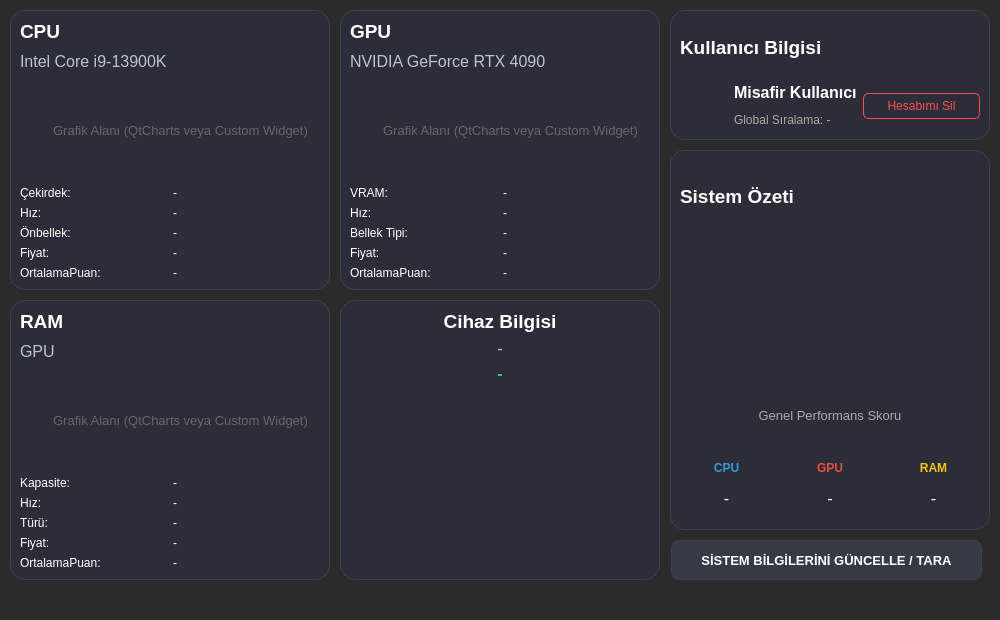
Before: the Qt Designer form Widgets/Anasayfa/anasayfawidget.ui in pSado14/Techbench_, drawn with Qt 5.
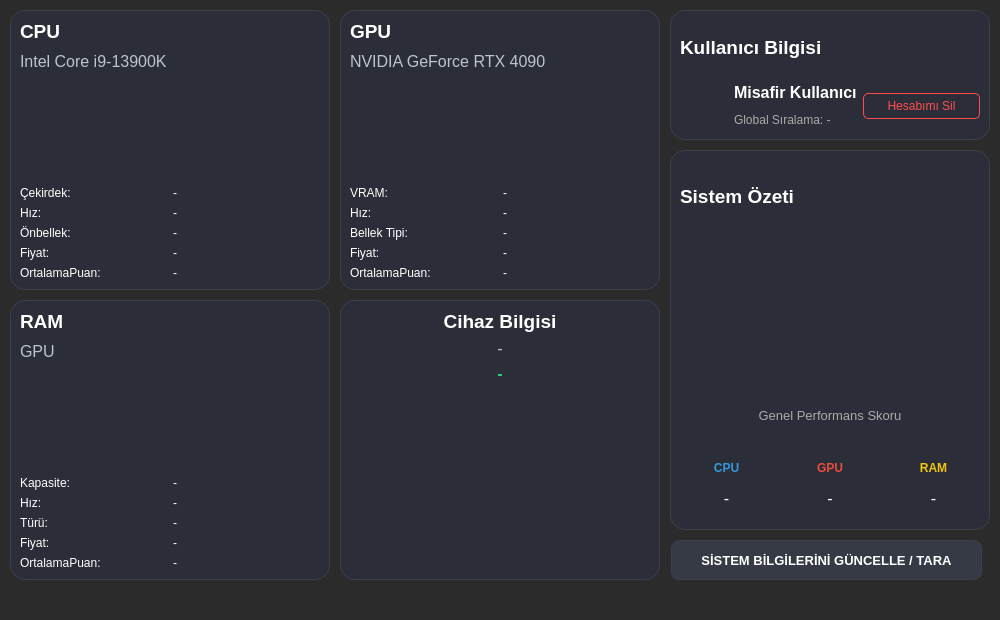
After: the same form once the commit is applied. Icons and pictures are not drawn.

Commit message: ui dosyasındaki gereksiz dosylara silindi

```diff
--- a/Widgets/Anasayfa/anasayfawidget.ui
+++ b/Widgets/Anasayfa/anasayfawidget.ui
@@ -59,25 +59,7 @@
       <property name="styleSheet">
        <string notr="true">background-color: transparent;</string>
       </property>
-      <widget class="QLabel" name="placeholder_cpu_grafik">
-       <property name="geometry">
-        <rect>
-         <x>10</x>
-         <y>10</y>
-         <width>301</width>
-         <height>81</height>
-        </rect>
-       </property>
-       <property name="styleSheet">
-        <string notr="true">color: #666; font-size: 10pt;</string>
-       </property>
-       <property name="text">
-        <string>Grafik Alanı (QtCharts veya Custom Widget)</string>
-       </property>
-       <property name="alignment">
-        <set>Qt::AlignmentFlag::AlignCenter</set>
-       </property>
-      </widget>
+
      </widget>
     </item>
     <item>
@@ -199,25 +181,7 @@
       <property name="styleSheet">
        <string notr="true">background-color: transparent;</string>
       </property>
-      <widget class="QLabel" name="placeholder_gpu_grafik">
-       <property name="geometry">
-        <rect>
-         <x>10</x>
-         <y>10</y>
-         <width>301</width>
-         <height>81</height>
-        </rect>
-       </property>
-       <property name="styleSheet">
-        <string notr="true">color: #666; font-size: 10pt;</string>
-       </property>
-       <property name="text">
-        <string>Grafik Alanı (QtCharts veya Custom Widget)</string>
-       </property>
-       <property name="alignment">
-        <set>Qt::AlignmentFlag::AlignCenter</set>
-       </property>
-      </widget>
+
      </widget>
     </item>
     <item>
@@ -339,25 +303,7 @@
       <property name="styleSheet">
        <string notr="true">background-color: transparent;</string>
       </property>
-      <widget class="QLabel" name="placeholder_ram_grafik">
-       <property name="geometry">
-        <rect>
-         <x>10</x>
-         <y>10</y>
-         <width>301</width>
-         <height>81</height>
-        </rect>
-       </property>
-       <property name="styleSheet">
-        <string notr="true">color: #666; font-size: 10pt;</string>
-       </property>
-       <property name="text">
-        <string>Grafik Alanı (QtCharts veya Custom Widget)</string>
-       </property>
-       <property name="alignment">
-        <set>Qt::AlignmentFlag::AlignCenter</set>
-       </property>
-      </widget>
+
      </widget>
     </item>
     <item>
```
The commit also changes 6 other files.
